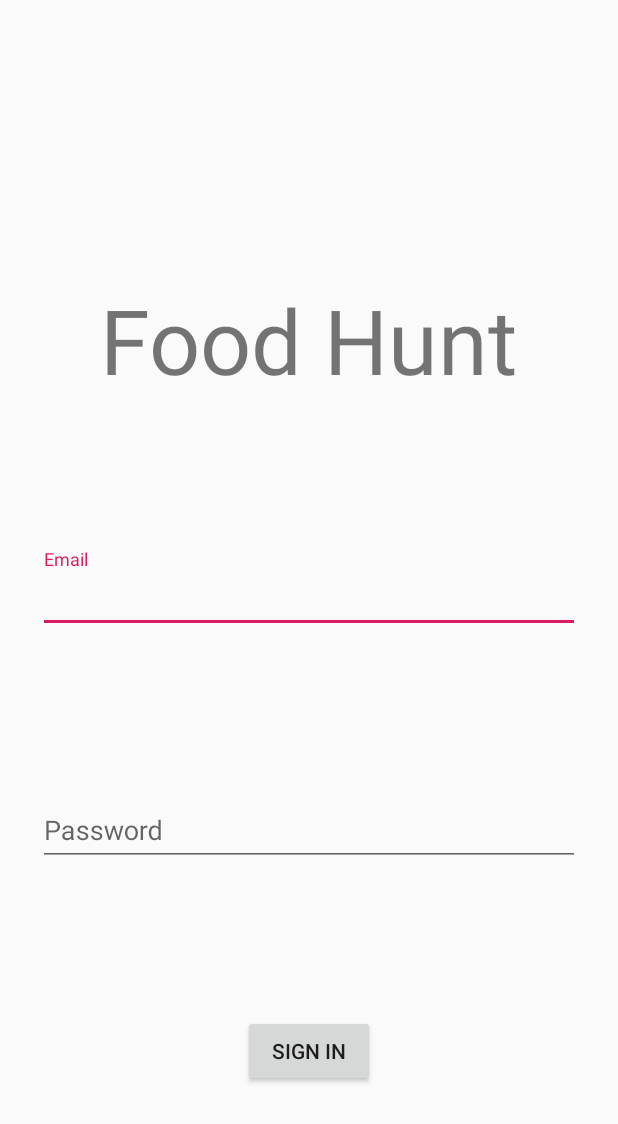
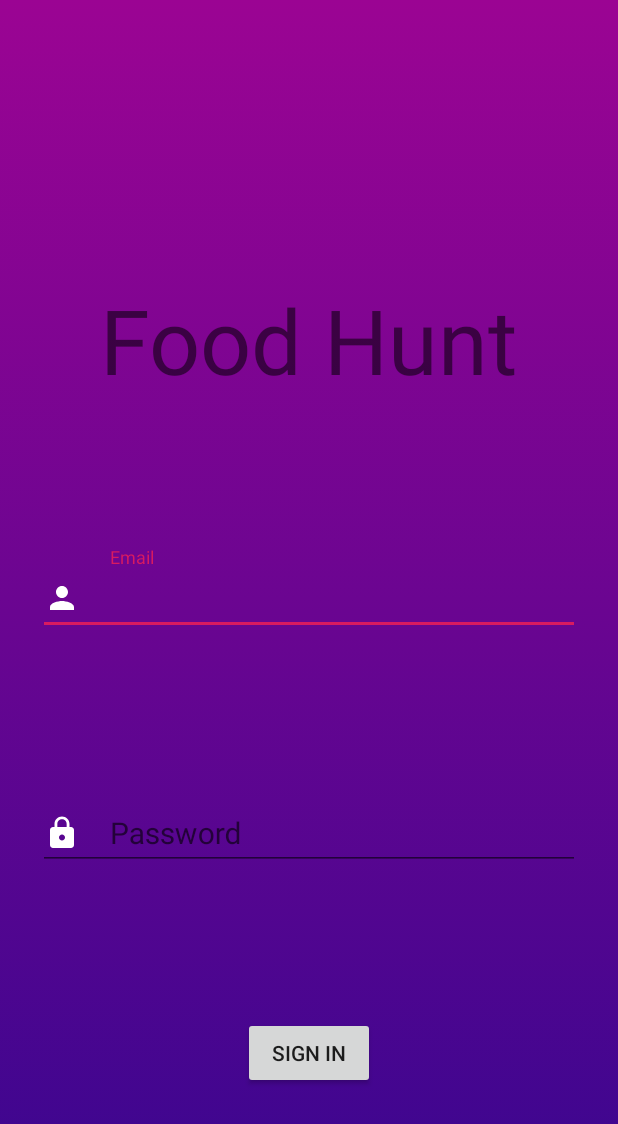
Before and after one commit to YAAMSS/FoodHunt, an Android app: the screen it shows after launch (LoginActivity), on a phone screen of 412 x 824 dp. Shown: the top 1124 px of the screen. Run offline under Robolectric (Android 15) with nearby library versions, the phone set to English and light mode, and no system bars.

Commit message:
add drawables and new background to login activity

```diff
--- /dev/null
+++ b/app/src/main/res/drawable/gradient_background.xml
@@ -0,0 +1,11 @@
+<?xml version="1.0" encoding="utf-8"?>
+<selector xmlns:android="http://schemas.android.com/apk/res/android">
+    <item>
+        <shape>
+            <gradient android:angle="90"
+                android:endColor="#9b0493"
+                android:startColor="#38068f"
+                android:type="linear" />
+        </shape>
+    </item>
+</selector>
--- /dev/null
+++ b/app/src/main/res/drawable/lock1.xml
@@ -0,0 +1,9 @@
+<vector xmlns:android="http://schemas.android.com/apk/res/android"
+        android:width="24dp"
+        android:height="24dp"
+        android:viewportWidth="24.0"
+        android:viewportHeight="24.0">
+    <path
+        android:fillColor="#ffffff"
+        android:pathData="M18,8h-1L17,6c0,-2.76 -2.24,-5 -5,-5S7,3.24 7,6v2L6,8c-1.1,0 -2,0.9 -2,2v10c0,1.1 0.9,2 2,2h12c1.1,0 2,-0.9 2,-2L20,10c0,-1.1 -0.9,-2 -2,-2zM12,17c-1.1,0 -2,-0.9 -2,-2s0.9,-2 2,-2 2,0.9 2,2 -0.9,2 -2,2zM15.1,8L8.9,8L8.9,6c0,-1.71 1.39,-3.1 3.1,-3.1 1.71,0 3.1,1.39 3.1,3.1v2z"/>
+</vector>
--- /dev/null
+++ b/app/src/main/res/drawable/user1.xml
@@ -0,0 +1,9 @@
+<vector xmlns:android="http://schemas.android.com/apk/res/android"
+        android:width="24dp"
+        android:height="24dp"
+        android:viewportWidth="24.0"
+        android:viewportHeight="24.0">
+    <path
+        android:fillColor="#ffffff"
+        android:pathData="M12,12c2.21,0 4,-1.79 4,-4s-1.79,-4 -4,-4 -4,1.79 -4,4 1.79,4 4,4zM12,14c-2.67,0 -8,1.34 -8,4v2h16v-2c0,-2.66 -5.33,-4 -8,-4z"/>
+</vector>
--- a/app/src/main/res/layout/activity_main.xml
+++ b/app/src/main/res/layout/activity_main.xml
@@ -4,6 +4,7 @@
     xmlns:tools="http://schemas.android.com/tools"
     android:layout_width="match_parent"
     android:layout_height="match_parent"
+    android:background="@drawable/gradient_background"
     tools:context=".LoginActivity">
 
     <androidx.appcompat.widget.AppCompatTextView
@@ -21,19 +22,25 @@
 
     <com.google.android.material.textfield.TextInputLayout
         android:id="@+id/textLayoutEmail"
+        android:layout_width="match_parent"
         android:layout_height="wrap_content"
-        android:layout_width="match_parent"
-        app:layout_constraintTop_toBottomOf="@id/tvAppTitle"
-        app:layout_constraintStart_toStartOf="parent"
-        app:layout_constraintEnd_toEndOf="parent"
-        app:layout_constraintBottom_toTopOf="@id/textLayoutPassword"
         android:layout_marginStart="25dp"
         android:layout_marginEnd="25dp"
-        android:hint="@string/email">
+        android:hint="@string/email"
+        app:layout_constraintBottom_toTopOf="@id/textLayoutPassword"
+        app:layout_constraintEnd_toEndOf="parent"
+        app:layout_constraintStart_toStartOf="parent"
+        app:layout_constraintTop_toBottomOf="@id/tvAppTitle">
 
         <androidx.appcompat.widget.AppCompatEditText
             android:layout_width="match_parent"
-            android:layout_height="wrap_content"/>
+            android:layout_height="wrap_content"
+            android:drawableStart="@drawable/user1"
+            android:drawablePadding="20dp"
+            android:lineSpacingExtra="18sp"
+            android:inputType="textPersonName"
+            android:textColor="#cccccc"
+            android:textSize="20sp" />
     </com.google.android.material.textfield.TextInputLayout>
 
     <com.google.android.material.textfield.TextInputLayout
@@ -51,7 +58,13 @@
         <androidx.appcompat.widget.AppCompatEditText
             android:id="@+id/etPassword"
             android:layout_width="match_parent"
-            android:layout_height="match_parent" />
+            android:layout_height="match_parent"
+            android:drawableStart="@drawable/lock1"
+            android:drawablePadding="20dp"
+            android:inputType="textPersonName"
+            android:textColor="#cccccc"
+            android:textSize="20sp"
+            />
     </com.google.android.material.textfield.TextInputLayout>
 
 
```
